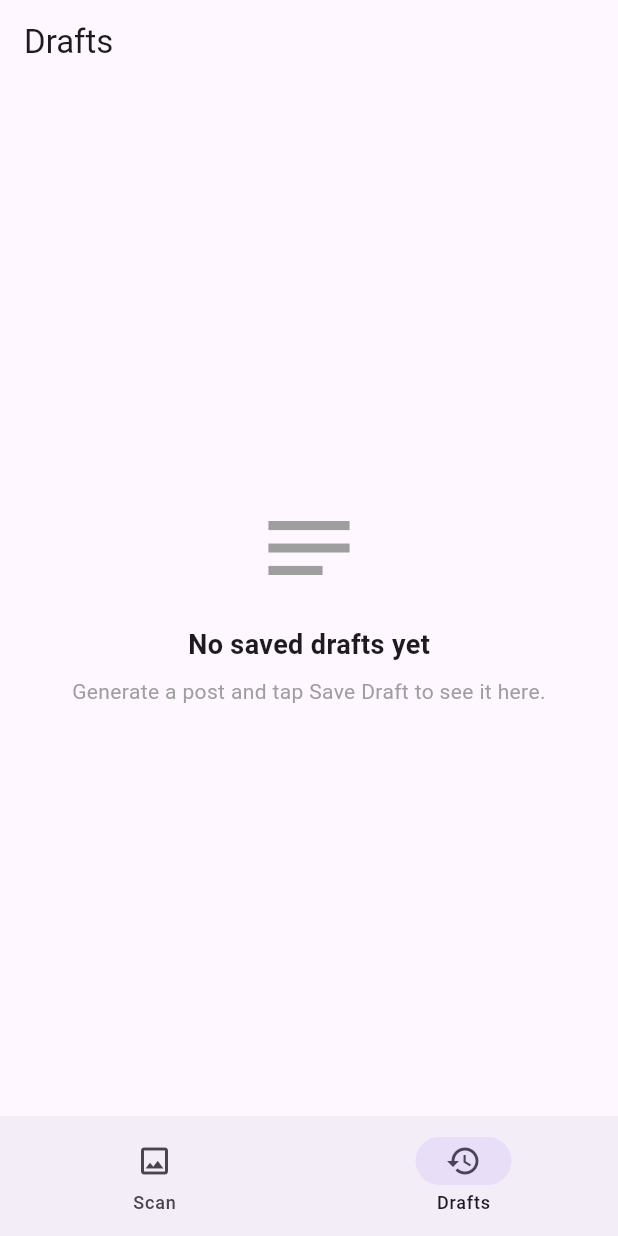
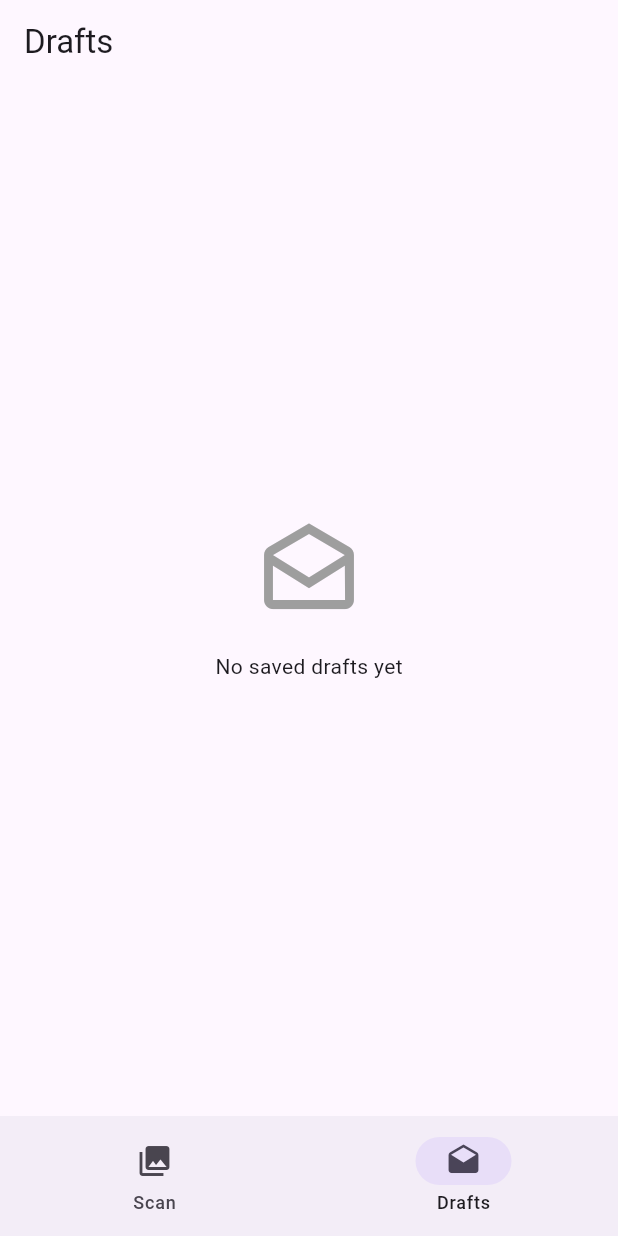
Before and after one commit to rchai12/no-time-social-media, a Flutter app: the screen it shows after launch, item 2 of the bottom bar chosen, on a phone screen of 412 x 824 dp. Run offline on Flutter 3.47's test engine with Material 3 defaults, Android fonts, the phone set to English and light mode, and no system bars; our stand-ins replace flutter_riverpod, freezed_annotation, go_router, hive, hive_flutter, share_plus and 1 more; missing offline and left inert: photo_manager; accounts and stored records are empty.

Commit message:
fix: align Phase 4 implementation with the post-editor spec
Match Hive field mutability, static DraftService/ShareService, editor layout, AppShell path, and generation navigation to docs/implementation/phase-4-post-editor.md.

Co-authored-by: rchai12 <rchai12@users.noreply.github.com>

```diff
--- a/no_time_media/lib/core/app_shell.dart
+++ /dev/null
@@ -1,36 +0,0 @@
-import 'package:flutter/material.dart';
-import 'package:go_router/go_router.dart';
-
-class AppShell extends StatelessWidget {
-  const AppShell({super.key, required this.child});
-
-  final Widget child;
-
-  @override
-  Widget build(BuildContext context) {
-    final location = GoRouterState.of(context).uri.path;
-    final index = location.startsWith('/drafts') ? 1 : 0;
-
-    return Scaffold(
-      body: child,
-      bottomNavigationBar: NavigationBar(
-        selectedIndex: index,
-        onDestinationSelected: (value) {
-          context.go(value == 0 ? '/scan' : '/drafts');
-        },
-        destinations: const [
-          NavigationDestination(
-            icon: Icon(Icons.photo_outlined),
-            selectedIcon: Icon(Icons.photo),
-            label: 'Scan',
-          ),
-          NavigationDestination(
-            icon: Icon(Icons.history_outlined),
-            selectedIcon: Icon(Icons.history),
-            label: 'Drafts',
-          ),
-        ],
-      ),
-    );
-  }
-}
--- a/no_time_media/lib/core/models/post_draft.dart
+++ b/no_time_media/lib/core/models/post_draft.dart
@@ -8,13 +8,13 @@ part 'post_draft.g.dart';
 @HiveType(typeId: 0)
 class PostDraft extends HiveObject {
   @HiveField(0)
-  String id;
+  final String id;
 
   @HiveField(1)
-  String assetId;
+  final String assetId;
 
   @HiveField(2)
-  Uint8List thumbnail;
+  final Uint8List thumbnail;
 
   @HiveField(3)
   String caption;
@@ -23,13 +23,13 @@ class PostDraft extends HiveObject {
   List<String> hashtags;
 
   @HiveField(5)
-  String platform;
+  final String platform;
 
   @HiveField(6)
-  String engagementRationale;
+  final String engagementRationale;
 
   @HiveField(7)
-  DateTime createdAt;
+  final DateTime createdAt;
 
   @HiveField(8)
   bool isShared;
@@ -52,5 +52,5 @@ class PostDraft extends HiveObject {
 
   SocialPlatform get socialPlatform => SocialPlatform.fromString(platform);
 
-  String get displayCaption => userEditedCaption ?? caption;
+  String get effectiveCaption => userEditedCaption ?? caption;
 }
--- a/no_time_media/lib/core/providers/draft_history_provider.dart
+++ b/no_time_media/lib/core/providers/draft_history_provider.dart
@@ -3,5 +3,5 @@ import 'package:no_time_media/core/models/post_draft.dart';
 import 'package:no_time_media/core/services/draft_service.dart';
 
 final draftHistoryProvider = StreamProvider<List<PostDraft>>((ref) {
-  return ref.watch(draftServiceProvider).watch();
+  return DraftService.watch();
 });
--- a/no_time_media/lib/core/router.dart
+++ b/no_time_media/lib/core/router.dart
@@ -1,20 +1,14 @@
-import 'package:flutter/material.dart';
 import 'package:go_router/go_router.dart';
-import 'package:no_time_media/core/app_shell.dart';
 import 'package:no_time_media/core/models/post_draft.dart';
+import 'package:no_time_media/core/widgets/app_shell.dart';
 import 'package:no_time_media/features/draft_history/draft_history_screen.dart';
 import 'package:no_time_media/features/photo_scan/photo_scan_screen.dart';
 import 'package:no_time_media/features/post_editor/post_editor_screen.dart';
 
-final _rootNavigatorKey = GlobalKey<NavigatorState>();
-final _shellNavigatorKey = GlobalKey<NavigatorState>();
-
 final appRouter = GoRouter(
-  navigatorKey: _rootNavigatorKey,
   initialLocation: '/scan',
   routes: [
     ShellRoute(
-      navigatorKey: _shellNavigatorKey,
       builder: (context, state, child) => AppShell(child: child),
       routes: [
         GoRoute(
@@ -28,21 +22,11 @@ final appRouter = GoRouter(
       ],
     ),
     GoRoute(
-      parentNavigatorKey: _rootNavigatorKey,
       path: '/editor',
       builder: (context, state) {
-        final extra = state.extra;
-        final drafts = extra is List<PostDraft>
-            ? extra
-            : extra is List
-                ? extra.whereType<PostDraft>().toList()
-                : <PostDraft>[];
+        final drafts = state.extra as List<PostDraft>;
         return PostEditorScreen(drafts: drafts);
       },
     ),
-    GoRoute(
-      path: '/',
-      redirect: (context, state) => '/scan',
-    ),
   ],
 );
--- a/no_time_media/lib/core/services/draft_service.dart
+++ b/no_time_media/lib/core/services/draft_service.dart
@@ -1,28 +1,27 @@
-import 'package:flutter_riverpod/flutter_riverpod.dart';
-import 'package:hive/hive.dart';
+import 'package:hive_flutter/hive_flutter.dart';
 import 'package:no_time_media/core/models/post_draft.dart';
 
 class DraftService {
-  Box<PostDraft> get _box => Hive.box<PostDraft>('drafts');
+  static Box<PostDraft> get _box => Hive.box<PostDraft>('drafts');
 
-  Future<void> save(PostDraft draft) async {
+  static Future<void> save(PostDraft draft) async {
     await _box.put(draft.id, draft);
   }
 
-  Future<void> delete(String id) async {
+  static Future<void> delete(String id) async {
     await _box.delete(id);
   }
 
-  List<PostDraft> getAll() {
+  /// All drafts sorted newest first.
+  static List<PostDraft> getAll() {
     final drafts = _box.values.toList();
     drafts.sort((a, b) => b.createdAt.compareTo(a.createdAt));
     return drafts;
   }
 
-  Stream<List<PostDraft>> watch() async* {
+  /// Stream that emits a sorted list immediately, then again whenever the box changes.
+  static Stream<List<PostDraft>> watch() async* {
     yield getAll();
     yield* _box.watch().map((_) => getAll());
   }
 }
-
-final draftServiceProvider = Provider<DraftService>((ref) => DraftService());
--- /dev/null
+++ b/no_time_media/lib/core/widgets/app_shell.dart
@@ -0,0 +1,29 @@
+import 'package:flutter/material.dart';
+import 'package:go_router/go_router.dart';
+
+class AppShell extends StatelessWidget {
+  const AppShell({super.key, required this.child});
+
+  final Widget child;
+
+  @override
+  Widget build(BuildContext context) {
+    final location = GoRouterState.of(context).matchedLocation;
+    final index = location == '/drafts' ? 1 : 0;
+
+    return Scaffold(
+      body: child,
+      bottomNavigationBar: NavigationBar(
+        selectedIndex: index,
+        onDestinationSelected: (i) {
+          if (i == 0) context.go('/scan');
+          if (i == 1) context.go('/drafts');
+        },
+        destinations: const [
+          NavigationDestination(icon: Icon(Icons.photo_library), label: 'Scan'),
+          NavigationDestination(icon: Icon(Icons.drafts), label: 'Drafts'),
+        ],
+      ),
+    );
+  }
+}
--- a/no_time_media/lib/features/draft_history/draft_history_screen.dart
+++ b/no_time_media/lib/features/draft_history/draft_history_screen.dart
@@ -22,26 +22,16 @@ class DraftHistoryScreen extends ConsumerWidget {
               child: Column(
                 mainAxisAlignment: MainAxisAlignment.center,
                 children: [
-                  Icon(Icons.notes_outlined, size: 72, color: Colors.grey),
+                  Icon(Icons.drafts_outlined, size: 72, color: Colors.grey),
                   SizedBox(height: 16),
-                  Text(
-                    'No saved drafts yet',
-                    style: TextStyle(fontSize: 18, fontWeight: FontWeight.w600),
-                  ),
-                  SizedBox(height: 8),
-                  Text(
-                    'Generate a post and tap Save Draft to see it here.',
-                    textAlign: TextAlign.center,
-                    style: TextStyle(color: Colors.grey),
-                  ),
+                  Text('No saved drafts yet'),
                 ],
               ),
             );
           }
 
-          return ListView.separated(
+          return ListView.builder(
             itemCount: drafts.length,
-            separatorBuilder: (_, __) => const Divider(height: 1),
             itemBuilder: (context, index) {
               final draft = drafts[index];
               return Dismissible(
@@ -58,9 +48,7 @@ class DraftHistoryScreen extends ConsumerWidget {
                     context: context,
                     builder: (dialogContext) => AlertDialog(
                       title: const Text('Delete draft?'),
-                      content: const Text(
-                        'This cannot be undone.',
-                      ),
+                      content: const Text('This cannot be undone.'),
                       actions: [
                         TextButton(
                           onPressed: () =>
@@ -77,26 +65,35 @@ class DraftHistoryScreen extends ConsumerWidget {
                   );
                 },
                 onDismissed: (_) {
-                  ref.read(draftServiceProvider).delete(draft.id);
+                  DraftService.delete(draft.id);
                 },
                 child: ListTile(
                   leading: ClipRRect(
                     borderRadius: BorderRadius.circular(6),
-                    child: Image.memory(
-                      draft.thumbnail,
-                      width: 56,
-                      height: 56,
-                      fit: BoxFit.cover,
-                    ),
+                    child: draft.thumbnail.isEmpty
+                        ? const SizedBox(
+                            width: 56,
+                            height: 56,
+                            child: ColoredBox(color: Colors.grey),
+                          )
+                        : Image.memory(
+                            draft.thumbnail,
+                            width: 56,
+                            height: 56,
+                            fit: BoxFit.cover,
+                          ),
                   ),
                   title: Text(
-                    draft.displayCaption,
+                    draft.effectiveCaption,
                     maxLines: 2,
                     overflow: TextOverflow.ellipsis,
                   ),
                   subtitle: Text(
-                    '${draft.socialPlatform.displayName} · ${_formatDate(draft.createdAt)}',
+                    '${draft.platform} · ${_formatDate(draft.createdAt)}',
                   ),
+                  trailing: draft.isShared
+                      ? const Icon(Icons.ios_share, color: Colors.green)
+                      : null,
                   onTap: () {
                     context.push('/editor', extra: [draft]);
                   },
```
Also changed, not shown: no_time_media/lib/core/models/ai_models.dart (+2 -39 lines), no_time_media/lib/core/models/social_platform.dart (+5 -7 lines), no_time_media/lib/core/providers/generation_provider.dart (+20 -29 lines), no_time_media/lib/core/services/ai_service.dart (+3 -4 lines), no_time_media/lib/core/services/share_service.dart (+11 -10 lines), no_time_media/lib/features/photo_scan/photo_scan_screen.dart (+22 -18 lines), no_time_media/lib/features/post_editor/post_editor_screen.dart (+154 -105 lines), no_time_media/lib/main.dart (+5 -5 lines), 2 other files.
